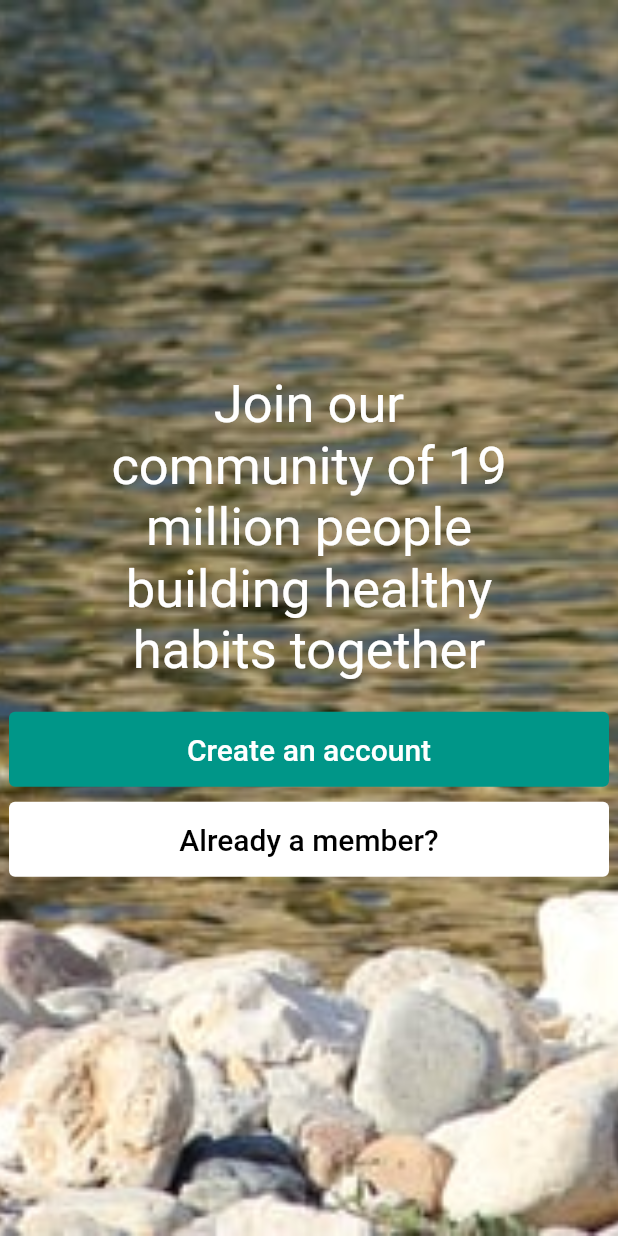
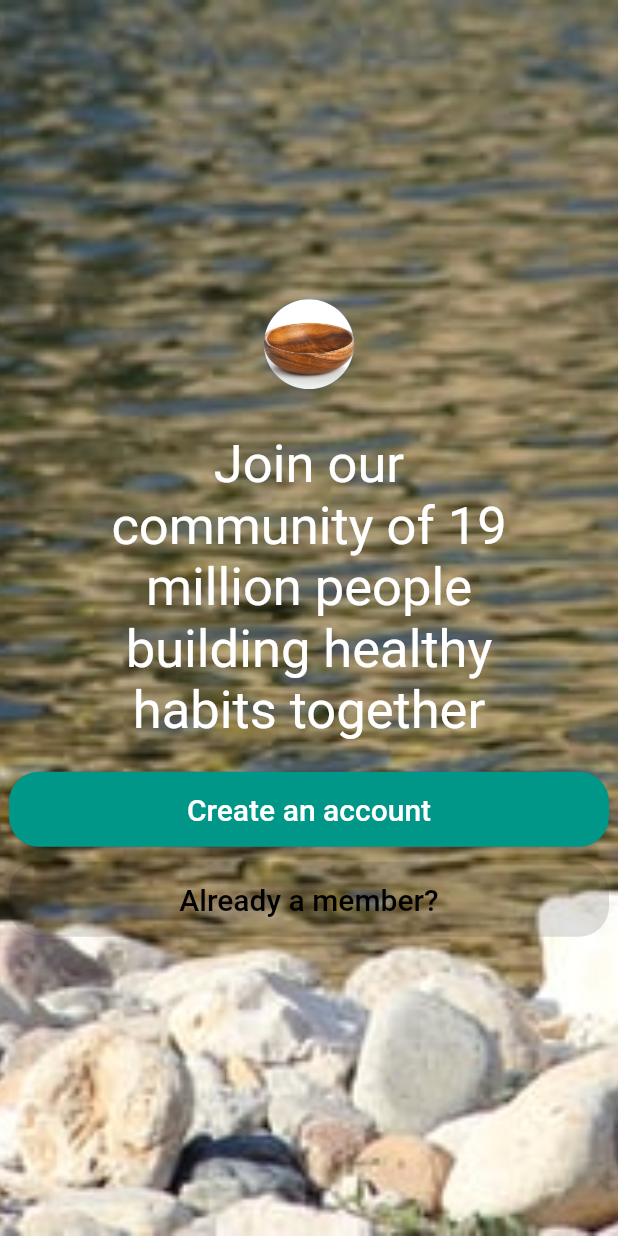
Before and after one commit to Dapo-dan/insight_timer_ui, a Flutter app: the screen it shows after launch, after a tap on "Tap to skip", on a phone screen of 412 x 824 dp. Run offline on Flutter 3.47's test engine with Material 2 defaults, Android fonts, the phone set to English and light mode, and no system bars.

Commit message:
Welcome screen

```diff
--- a/lib/Screens/welcomeScreen.dart
+++ b/lib/Screens/welcomeScreen.dart
@@ -18,6 +18,13 @@ class WelcomeScreen extends StatelessWidget {
         child: Column(
           mainAxisAlignment: MainAxisAlignment.center,
           children: [
+            const CircleAvatar(
+              backgroundImage: AssetImage("images/brownbowl.jpg"),
+              radius: 30,
+            ),
+            const SizedBox(
+              height: 20,
+            ),
             const Padding(
               padding: EdgeInsets.fromLTRB(60.0, 10, 60, 10),
               child: Text(
@@ -29,16 +36,17 @@ class WelcomeScreen extends StatelessWidget {
             const SizedBox(
               height: 10,
             ),
-            TextButton(
+            ElevatedButton(
                 child: const Text(
                   "Create an account",
-                  style: TextStyle(fontSize: 20),
+                  style: TextStyle(fontSize: 20, color: Colors.white),
                 ),
-                style: TextButton.styleFrom(
+                style: ElevatedButton.styleFrom(
                   padding: const EdgeInsets.fromLTRB(40, 10, 40, 10),
                   minimumSize: const Size(400, 50),
-                  primary: Colors.white,
-                  backgroundColor: Colors.teal,
+                  shape: RoundedRectangleBorder(
+                      borderRadius: BorderRadius.circular(20)),
+                  primary: Colors.teal,
                   onSurface: Colors.grey,
                 ),
                 onPressed: () {
@@ -51,17 +59,18 @@ class WelcomeScreen extends StatelessWidget {
             const SizedBox(
               height: 10,
             ),
-            TextButton(
+            ElevatedButton(
               child: const Text(
                 "Already a member?",
-                style: TextStyle(fontSize: 20),
+                style: TextStyle(fontSize: 20, color: Colors.black),
               ),
-              style: TextButton.styleFrom(
+              style: ElevatedButton.styleFrom(
                 padding: const EdgeInsets.fromLTRB(40, 10, 40, 10),
                 minimumSize: const Size(400, 50),
-                primary: Colors.black,
-                backgroundColor: Colors.white,
-                onSurface: Colors.black,
+                shape: RoundedRectangleBorder(
+                    borderRadius: BorderRadius.circular(20)),
+                primary: Colors.white,
+                onSurface: Colors.grey,
               ),
               onPressed: null,
             )
```
